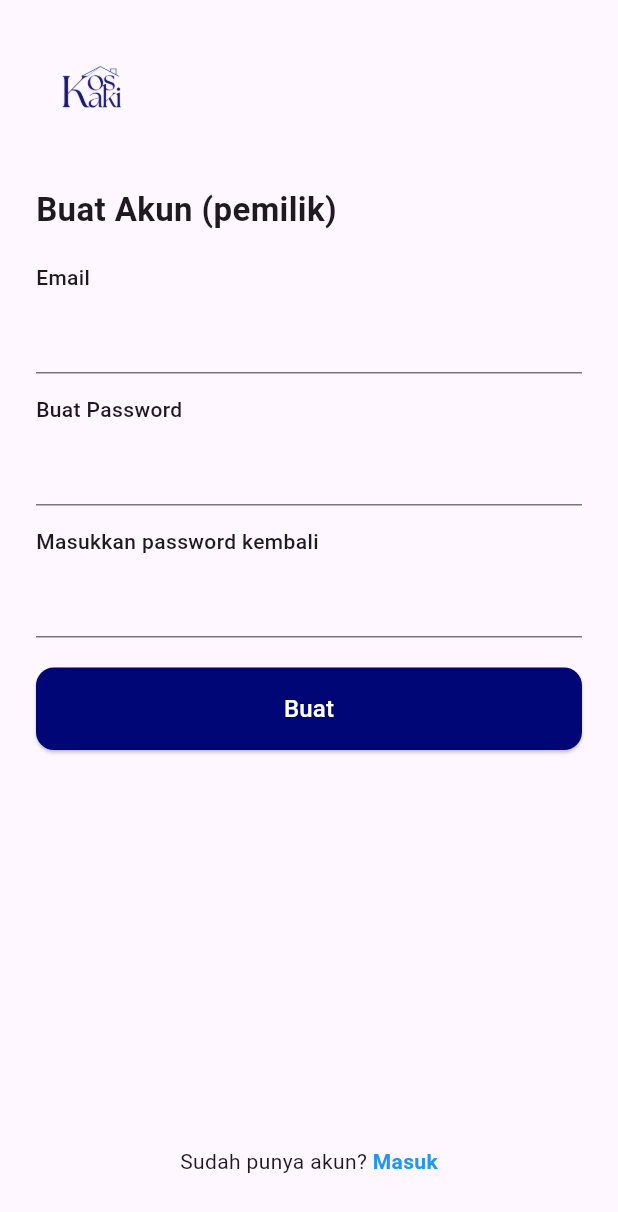
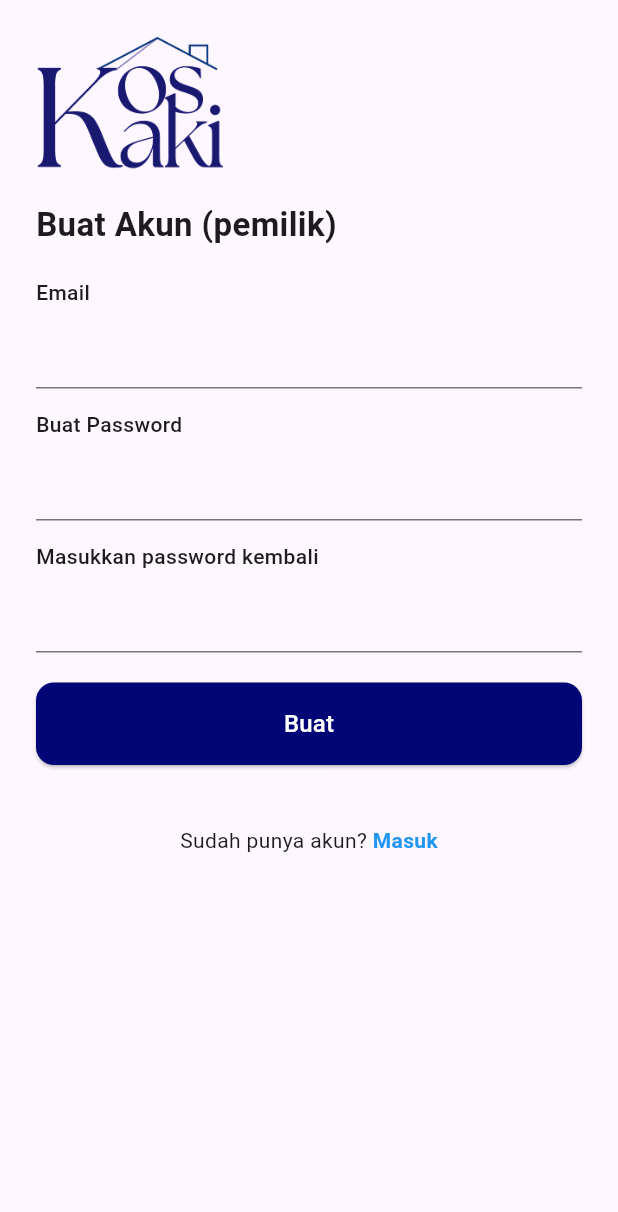
Before and after one commit to XD12ok/KosKaKi_beneran_fix_2025_work_noRoot_noPassword, a Flutter app: the screen it shows after launch, after a tap on "Ayo Mulai!", after a tap on "Masuk sebagai pemilik", on a phone screen of 412 x 824 dp. Shown: the top 1212 px of the screen. Run offline on Flutter 3.47's test engine with Material 3 defaults, Android fonts, the phone set to English and light mode, and no system bars; our stand-ins replace country_code_picker, google_fonts, pinput, shared_preferences.

Commit message:
first commit

```diff
--- /dev/null
+++ b/devtools_options.yaml
@@ -0,0 +1,3 @@
+description: This file stores settings for Dart & Flutter DevTools.
+documentation: https://docs.flutter.dev/tools/devtools/extensions#configure-extension-enablement-states
+extensions:
--- a/lib/main.dart
+++ b/lib/main.dart
@@ -7,7 +7,7 @@ void main() {
   runApp(MyApp());
 }
 
-class MyApp extends StatelessWidget {
+class  MyApp extends StatelessWidget {
   @override
   Widget build(BuildContext context) {
     return MaterialApp(
--- a/lib/screens/WelcomeScreen.dart
+++ b/lib/screens/WelcomeScreen.dart
@@ -11,25 +11,30 @@ class WelcomeScreen extends StatefulWidget {
 class _WelcomeScreenState extends State<WelcomeScreen> {
   bool startAnimation = false;
   bool showRoles = false;
+  bool hideStartText = false;
 
   @override
   Widget build(BuildContext context) {
-    final height = MediaQuery.of(context).size.height;
+    final height = MediaQuery
+        .of(context)
+        .size
+        .height;
 
     return Scaffold(
       backgroundColor: Colors.white,
       body: Stack(
         children: [
-          // logo
+
+          /// Logo Mambu
           Positioned(
-            top: 100,
+            top: 80,
             left: 0,
             right: 0,
             child: Column(
               children: [
                 Image.asset(
-                  "assets/logo.png",
-                  height: 120,
+                  "assets/logo1.png",
+                  height: 150,
                 ),
                 const SizedBox(height: 10),
                 const Text(
@@ -44,36 +49,38 @@ class _WelcomeScreenState extends State<WelcomeScreen> {
             ),
           ),
 
-          // animasi orng turun
+          /// Orang
           AnimatedPositioned(
             duration: const Duration(milliseconds: 700),
             curve: Curves.easeOut,
-            bottom: startAnimation ? -(height * 0.25) : 30,
+            bottom: startAnimation ? 140 : 200,
             left: 0,
             right: 0,
             child: Image.asset(
               "assets/people.png",
-              height: 260,
+              height: 300,
             ),
           ),
 
-          // wave biru
+          /// Biru Biru Gatel
           AnimatedPositioned(
-            duration: const Duration(milliseconds: 700),
+            duration: const Duration(milliseconds: 900),
             curve: Curves.easeInOut,
-            bottom: startAnimation ? 0 : -300,
-            left: -100,
-            right: -100,
-            child: Container(
-              height: 600,
-              decoration: const BoxDecoration(
-                color: Color(0xFF0A0E50),
-                shape: BoxShape.circle,
+            bottom: startAnimation ? -250 : -150,
+            left: startAnimation ? -220 : -140,
+            right: startAnimation ? -220 : -140,
+            child: AnimatedContainer(
+              duration: const Duration(milliseconds: 900),
+              curve: Curves.easeInOut,
+              height: startAnimation ? 700 : 395,
+              decoration: BoxDecoration(
+                color: const Color(0xFF0A0E50),
+                borderRadius: BorderRadius.circular(800), // jare gpt ngene
               ),
             ),
           ),
 
-          // ayomulai btn
+          /// Tombol Ayo Mulai
           AnimatedPositioned(
             duration: const Duration(milliseconds: 700),
             curve: Curves.easeOut,
@@ -82,7 +89,9 @@ class _WelcomeScreenState extends State<WelcomeScreen> {
             right: 30,
             child: Column(
               children: [
-                ElevatedButton(
+                SizedBox(
+                  width: double.infinity,
+                  child: ElevatedButton(
                     style: ElevatedButton.styleFrom(
                       backgroundColor: Colors.white,
                       foregroundColor: Colors.black,
@@ -103,21 +112,22 @@ class _WelcomeScreenState extends State<WelcomeScreen> {
                       style: TextStyle(fontSize: 17),
                     ),
                   ),
+                ),
                 const SizedBox(height: 10),
                 const Text(
                   "Buat manajemen anda lebih baik dengan KosKaKi",
-                  style: TextStyle(color: Colors.black54),
-                )
+                  style: TextStyle(color: Colors.white),
+                ),
               ],
             ),
           ),
 
-          // role btn
+          /// Tombol Pemilik & Anak Kos
           if (showRoles)
             AnimatedPositioned(
               duration: const Duration(milliseconds: 700),
               curve: Curves.easeOutBack,
-              bottom: 150,
+              bottom: 50,
               left: 30,
               right: 30,
               child: Column(
@@ -134,7 +144,7 @@ class _WelcomeScreenState extends State<WelcomeScreen> {
                       );
                     },
                   ),
-                  const SizedBox(height: 20),
+                  const SizedBox(height: 30),
                   _roleButton(
                     "Masuk sebagai penghuni",
                     Icons.people,
@@ -142,7 +152,8 @@ class _WelcomeScreenState extends State<WelcomeScreen> {
                       Navigator.push(
                         context,
                         MaterialPageRoute(
-                          builder: (_) => const SignUpPage(role: "penghuni"),
+                          builder: (_) =>
+                          const SignUpPage(role: "penghuni"),
                         ),
                       );
                     },
@@ -155,25 +166,34 @@ class _WelcomeScreenState extends State<WelcomeScreen> {
     );
   }
 
-  // Tombol role
-  Widget _roleButton(String text, IconData icon, VoidCallback onTap) {
-    return InkWell(
-      borderRadius: BorderRadius.circular(30),
-      onTap: onTap,
-      child: Container(
-        padding: const EdgeInsets.symmetric(vertical: 14, horizontal: 18),
+  Widget _roleButton(String title, IconData icon, VoidCallback onTap) {
+    return Container(
+      margin: const EdgeInsets.symmetric(vertical: 10),
+      padding: const EdgeInsets.symmetric(vertical: 18, horizontal: 20),
       decoration: BoxDecoration(
         color: Colors.white,
-          borderRadius: BorderRadius.circular(30),
+        borderRadius: BorderRadius.circular(50),
       ),
+      child: InkWell(
+        borderRadius: BorderRadius.circular(50),
+        onTap: onTap,
         child: Row(
-          mainAxisAlignment: MainAxisAlignment.center,
           children: [
-            Icon(icon, color: Colors.blue),
-            const SizedBox(width: 10),
-            Text(
-              text,
-              style: const TextStyle(fontSize: 16, color: Colors.black87),
+            Icon(
+              icon,
+              size: 40,
+              color: Colors.blue,
+            ),
+            const SizedBox(width: 20),
+            Expanded(
+              child: Text(
+                title,
+                style: const TextStyle(
+                  fontSize: 18,
+                  fontWeight: FontWeight.w500,
+                  color: Colors.black,
+                ),
+              ),
             ),
           ],
         ),
--- a/lib/screens/auth/signup_page.dart
+++ b/lib/screens/auth/signup_page.dart
@@ -17,6 +17,7 @@ class SignUpPage extends StatelessWidget {
 
     return Scaffold(
       body: SafeArea(
+        child: SingleChildScrollView(      // ⬅️ TAMBAHKAN INI BIAR BISA SCROLL
           child: Padding(
             padding: const EdgeInsets.all(24),
             child: Column(
@@ -51,7 +52,7 @@ class SignUpPage extends StatelessWidget {
                       context,
                       MaterialPageRoute(
                         builder: (_) => PhoneInput(
-                        role: role,                       // kirim role ke phone page
+                          role: role,
                           email: email.text.trim(),
                           password: pass.text.trim(),
                         ),
@@ -60,7 +61,7 @@ class SignUpPage extends StatelessWidget {
                   },
                 ),
 
-              const Spacer(),
+                const SizedBox(height: 40),
 
                 Row(
                   mainAxisAlignment: MainAxisAlignment.center,
@@ -80,6 +81,7 @@ class SignUpPage extends StatelessWidget {
             ),
           ),
         ),
+      ),
     );
   }
 }
--- a/lib/widgets/kk_logo.dart
+++ b/lib/widgets/kk_logo.dart
@@ -6,8 +6,8 @@ class KKLogo extends StatelessWidget {
   @override
   Widget build(BuildContext context) {
     return Image.asset(
-      "assets/logo.png",
-      height: 80,
+      "assets/logo1.png",
+      height: 90,
     );
   }
 }
```
Also changed, not shown: pubspec.yaml (+5 -3 lines), assets/logo1.png (added), 28 other files. Lines whose indentation alone changed are shown as unchanged.
